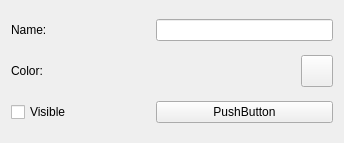
This is Alames/forms/rightwidgetsection.ui in KLZ-0/Alames as Qt 5 draws it before an edit. The edited form follows.
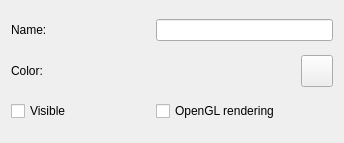
This is the edited form.

Commit message: Added OpenGL rendering option + backup

Diff of the .ui file:
```diff
--- a/Alames/forms/rightwidgetsection.ui
+++ b/Alames/forms/rightwidgetsection.ui
@@ -107,16 +107,10 @@
      </property>
     </widget>
    </item>
-   <item row="2" column="1" colspan="2">
-    <widget class="QPushButton" name="pushButton">
-     <property name="sizePolicy">
-      <sizepolicy hsizetype="Minimum" vsizetype="Preferred">
-       <horstretch>0</horstretch>
-       <verstretch>0</verstretch>
-      </sizepolicy>
-     </property>
+   <item row="2" column="1">
+    <widget class="QCheckBox" name="OpenGLCheckBox">
      <property name="text">
-      <string>PushButton</string>
+      <string>OpenGL rendering</string>
      </property>
     </widget>
    </item>
```
The commit also changes 3 other files.
